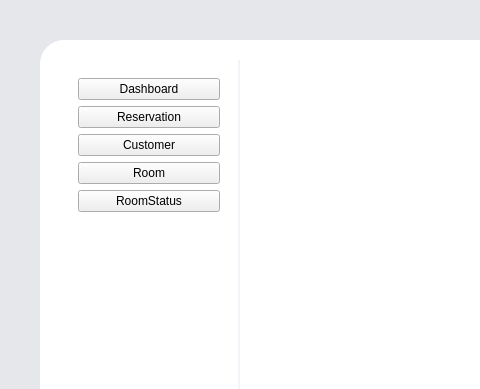
The window that src/views/mainwindow.ui (nguyenvuducduy97andrew-ai/OOP_HotelBookingManagementSystem) describes before a commit, drawn with Qt 5; both pictures show x 0 to 480 and y 0 to 389 of the 1180 by 700 pixel window.
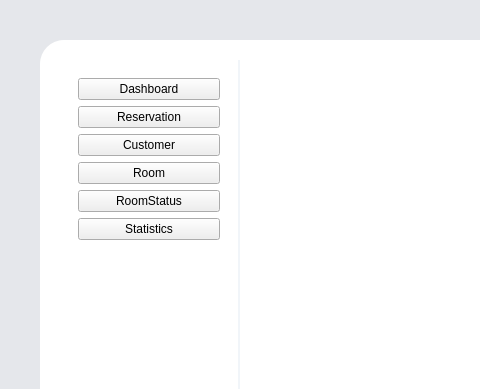
The same window after the commit.

Commit message: Add StatisticsPageWidget and integrate into main window navigation

```diff
--- a/src/views/mainwindow.ui
+++ b/src/views/mainwindow.ui
@@ -237,6 +237,16 @@
               </widget>
              </item>
              <item>
+                <widget class="QPushButton" name="btnStatistics">
+                 <property name="text">
+                    <string>Statistics</string>
+                 </property>
+                 <property name="sidebarBtn" stdset="0">
+                    <bool>true</bool>
+                 </property>
+                </widget>
+             </item>
+                <item>
               <spacer name="verticalSpacer">
                <property name="orientation">
                 <enum>Qt::Orientation::Vertical</enum>
```
The commit also changes 5 other files.
